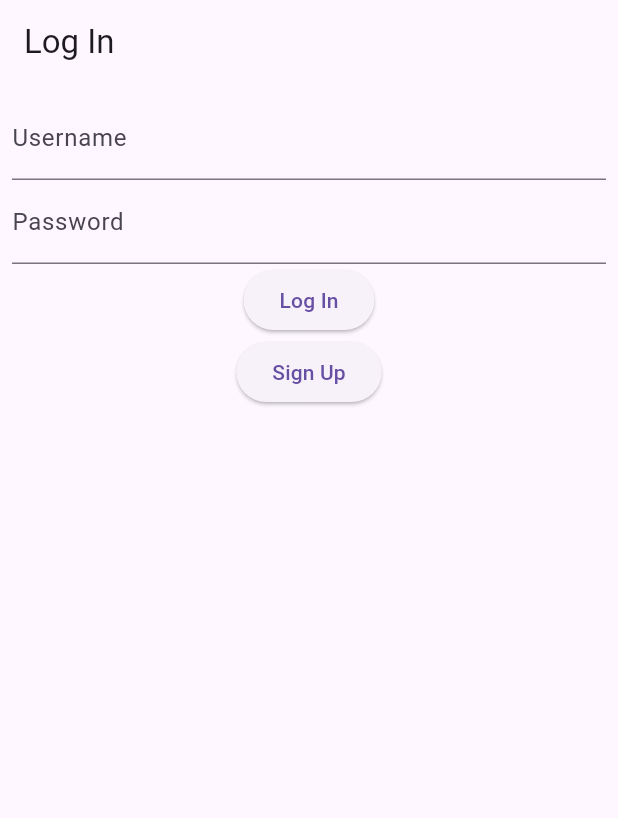
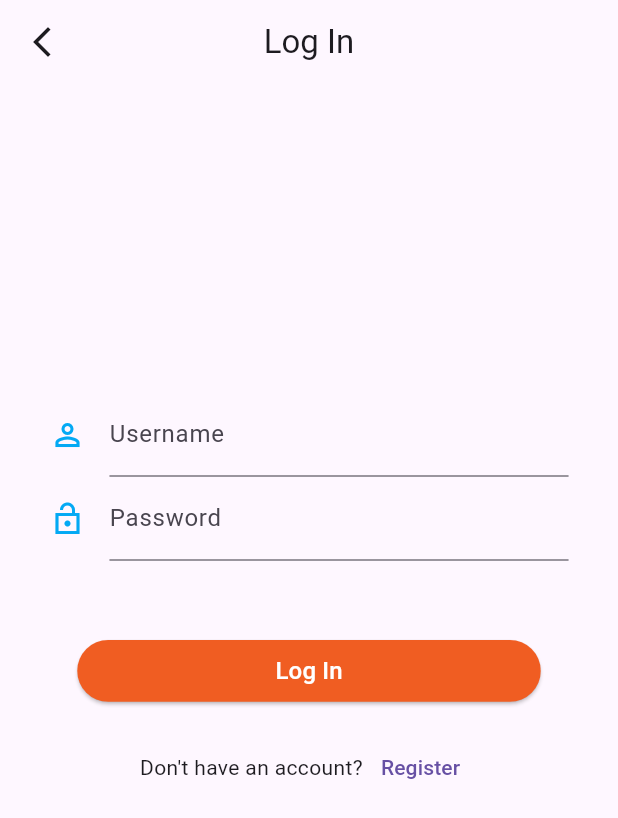
Before and after one commit to SS0809/gymapp, a Flutter app: the screen it shows after launch, after a tap on "Log In", on a phone screen of 412 x 824 dp. Shown: the top 818 px of the screen. Run offline on Flutter 3.47's test engine with Material 3 defaults, Android fonts, the phone set to English and light mode, and no system bars; our stand-ins replace flutter_secure_storage; network calls fail.

Commit message:
login screen ui done

```diff
--- a/lib/Home.dart
+++ b/lib/Home.dart
@@ -1,6 +1,5 @@
 import 'package:flutter/material.dart';
 import 'package:http/http.dart' as http;
-import 'package:flutter_secure_storage/flutter_secure_storage.dart';
 import 'dart:convert';
 
 import 'main.dart';
--- a/lib/Login.dart
+++ b/lib/Login.dart
@@ -1,7 +1,7 @@
 import 'package:flutter/material.dart';
 import 'package:http/http.dart' as http;
 import 'package:flutter_secure_storage/flutter_secure_storage.dart';
-import 'dart:convert' show jsonEncode , json, base64, ascii;
+import 'dart:convert' show jsonEncode, json, base64, ascii;
 import 'main.dart';
 import 'Home.dart';
 
@@ -9,100 +9,154 @@ class LoginPage extends StatelessWidget {
   final TextEditingController _usernameController = TextEditingController();
   final TextEditingController _passwordController = TextEditingController();
 
+  late double screenWidth, screenHeight;
+
   void displayDialog(context, title, text) => showDialog(
         context: context,
         builder: (context) =>
-        AlertDialog(
-            title: Text(title),
-            content: Text(text)
-        ),
+            AlertDialog(title: Text(title), content: Text(text)),
       );
 
   Future<String> attemptLogIn(String username, String password) async {
     var res = await http.post(
-      Uri.parse('$SERVER_IP/login'), // or '$SERVER_IP/signup' based on your endpoint
-      headers: {'Content-Type': 'application/x-www-form-urlencoded'}, // Set the content type
-      body: 'username='+username+'&password='+password,
+      Uri.parse('$SERVER_IP/login'),
+      // or '$SERVER_IP/signup' based on your endpoint
+      headers: {'Content-Type': 'application/x-www-form-urlencoded'},
+      // Set the content type
+      body: 'username=' + username + '&password=' + password,
     );
-    if(res.statusCode == 200) return res.body;
+    if (res.statusCode == 200) return res.body;
     return "jwt";
   }
 
   Future<String> attemptSignUp(String username, String password) async {
     var res = await http.post(
       Uri.parse('$SERVER_IP/signup'),
-      headers: {'Content-Type': 'application/x-www-form-urlencoded'}, // Set the content type
-      body: 'username='+username+'&password='+password,
+      headers: {'Content-Type': 'application/x-www-form-urlencoded'},
+      // Set the content type
+      body: 'username=' + username + '&password=' + password,
     );
     return res.body;
-
   }
 
   @override
   Widget build(BuildContext context) {
+    screenWidth = MediaQuery.of(context).size.width;
+    screenHeight = MediaQuery.of(context).size.height;
     return Scaffold(
-        appBar: AppBar(title: Text("Log In"),),
+        appBar: AppBar(
+          leading: Icon(Icons.arrow_back_ios_new),
+          title: Text("Log In"),
+          centerTitle: true,
+        ),
         body: Padding(
-          padding: const EdgeInsets.all(8.0),
+          padding: EdgeInsets.symmetric(
+            horizontal: 0.08 * screenWidth,
+          ),
           child: Column(
+            mainAxisAlignment: MainAxisAlignment.center,
+            crossAxisAlignment: CrossAxisAlignment.center,
             children: <Widget>[
               TextField(
                 controller: _usernameController,
                 decoration: InputDecoration(
-                    labelText: 'Username'
+                  labelText: 'Username',
+                  icon: Icon(Icons.perm_identity_sharp),
+                  iconColor: Colors.lightBlue,
                 ),
               ),
               TextField(
                 controller: _passwordController,
                 obscureText: true,
                 decoration: InputDecoration(
-                    labelText: 'Password'
+                  labelText: 'Password',
+                  icon: Icon(Icons.lock_open_sharp),
+                  iconColor: Colors.lightBlue,
                 ),
+              ),
+              SizedBox(
+                height: 0.06 * screenHeight,
               ),
               ElevatedButton(
                 onPressed: () async {
                   var username = _usernameController.text;
                   var password = _passwordController.text;
                   var jwt = await attemptLogIn(username, password);
-                    if(jwt != null) {
-                      storage.write(key: "jwt", value: jwt ?? "");
-                      Navigator.push(
-                          context,
-                          MaterialPageRoute(
-                              builder: (context) => HomePage.fromBase64(jwt)
-                          )
-                      );
-                    } else {
-                      displayDialog(context, "An Error Occurred", "No account was found matching that username and password");
-                    }
+
+                  displayDialog(context, "Login Button", jwt);
+
+                  // if (jwt != null) {
+                  //   storage.write(key: "jwt", value: jwt ?? "");
+                  //   Navigator.push(
+                  //       context,
+                  //       MaterialPageRoute(
+                  //           builder: (context) => HomePage.fromBase64(jwt)));
+                  // } else {
+                  //   displayDialog(context, "An Error Occurred",
+                  //       "No account was found matching that username and password");
+                  // }
                 },
-                  child: Text("Log In")
+                style: ButtonStyle(
+                    backgroundColor: MaterialStateProperty.all(
+                      Color(0xFFF05D22),
                     ),
-              ElevatedButton(
-                  onPressed: () async {
-                    var username = _usernameController.text;
-                    var password = _passwordController.text;
+                    minimumSize: MaterialStateProperty.all(
+                        Size(screenWidth * 0.75, screenHeight * 0.05))),
+                child: const Text(
+                  "Log In",
+                  style: TextStyle(color: Colors.white, fontSize: 16.0),
+                ),
+              ),
+              SizedBox(
+                height: 0.02 * screenHeight,
+              ),
+              Row(
+                mainAxisAlignment: MainAxisAlignment.center,
+                crossAxisAlignment: CrossAxisAlignment.center,
+                children: [
+                  const Text("Don't have an account?"),
+                  TextButton(
+                    onPressed: () {
 
-                    if(username.length < 4)
-                      displayDialog(context, "Invalid Username", "The username should be at least 4 characters long");
-                    else if(password.length < 4)
-                      displayDialog(context, "Invalid Password", "The password should be at least 4 characters long");
-                    else{
-                      var res = await attemptSignUp(username, password);
-                      if(res == "\"ok\"")
-                        displayDialog(context, "Success", "The user was created. Log in now.");
-                      else if(res == "409")
-                        displayDialog(context, "That username is already registered", "Please try to sign up using another username or log in if you already have an account.");
-                      else {
-                        displayDialog(context, "Error", "An unknown error occurred.");
+                    },
+                    child: const Text("Register"),
+                  ),
+                ],
+              ),
+              SizedBox(
+                height: 0.1 * screenHeight,
+              ),
+              // ElevatedButton(
+              //   onPressed: () async {
+              //     var username = _usernameController.text;
+              //     var password = _passwordController.text;
+              //
+              //     if (username.length < 4)
+              //       displayDialog(context, "Invalid Username",
+              //           "The username should be at least 4 characters long");
+              //     else if (password.length < 4)
+              //       displayDialog(context, "Invalid Password",
+              //           "The password should be at least 4 characters long");
+              //     else {
+              //       var res = await attemptSignUp(username, password);
+              //       if (res == "\"ok\"")
+              //         displayDialog(context, "Success",
+              //             "The user was created. Log in now.");
+              //       else if (res == "409")
+              //         displayDialog(
+              //             context,
+              //             "That username is already registered",
+              //             "Please try to sign up using another username or log in if you already have an account.");
+              //       else {
+              //         displayDialog(
+              //             context, "Error", "An unknown error occurred.");
+              //       }
+              //     }
+              //   },
+              //   child: Text("Sign Up"),
+              // ),
+            ],
+          ),
+        ));
   }
 }
-                  },
-                  child: Text("Sign Up")
-              )
-            ],
-          ),
-        )
-    );
-  }
-}
```
Also changed, not shown: 1 other file. Lines whose indentation alone changed are shown as unchanged.
